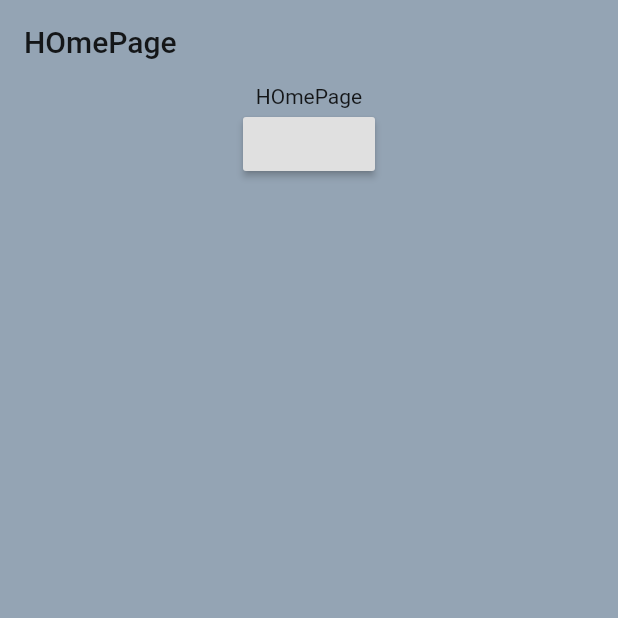
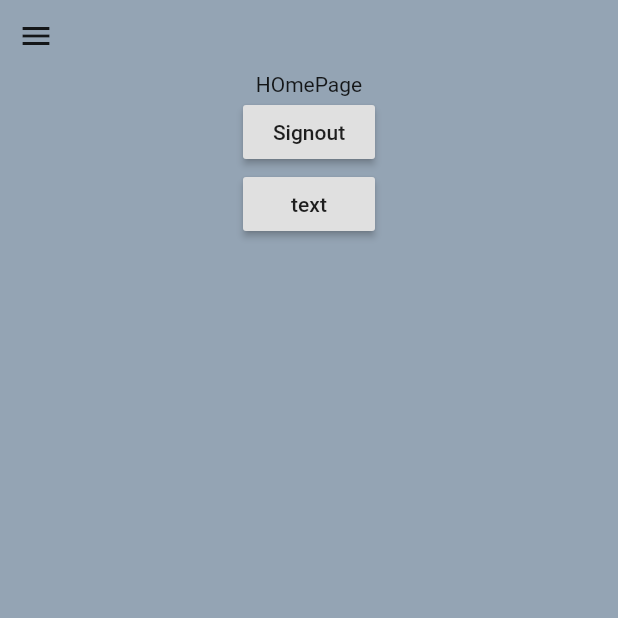
Before and after one commit to codec-akash/ClgBud, a Flutter app: the screen it shows once a user with an empty profile is signed in, on a phone screen of 412 x 824 dp, the top half of it. Run offline on Flutter 3.47's test engine with Material 2 defaults, Android fonts, the phone set to English and light mode, and no system bars; our stand-ins replace cloud_firestore, firebase_auth, firebase_core, google_fonts, google_sign_in, shared_preferences and 1 more; accounts and stored records are empty; network calls fail.

Commit message:
State managed for userData and uid, Drawer Animation added

```diff
--- a/lib/main.dart
+++ b/lib/main.dart
@@ -1,6 +1,7 @@
 import 'package:clgbud/pages/home_page/home_page.dart';
 import 'package:clgbud/pages/login_page/login_page.dart';
 import 'package:clgbud/services/auth.dart';
+import 'package:clgbud/services/user_database.dart';
 import 'package:clgbud/utils/theme.dart';
 import 'package:firebase_auth/firebase_auth.dart';
 import 'package:firebase_core/firebase_core.dart';
@@ -18,8 +19,9 @@ class MyApp extends StatelessWidget {
   Widget build(BuildContext context) {
     return MultiProvider(
       providers: [
-        ChangeNotifierProvider(create: (ctx) => ThemeNotifier()),
-        ChangeNotifierProvider(create: (ctx) => AuthService()),
+        ChangeNotifierProvider(create: (_) => ThemeNotifier()),
+        ChangeNotifierProvider(create: (_) => AuthService()),
+        ChangeNotifierProvider(create: (_) => UserDataBase()),
       ],
       child: Consumer<ThemeNotifier>(
         builder: (context, theme, child) => MaterialApp(
--- a/lib/model/user_model.dart
+++ b/lib/model/user_model.dart
@@ -1,9 +1,9 @@
 class UserModel {
-  final String username;
-  final String phoneNumber;
-  final String userId;
-  final String rollno;
-  final bool isUserComplete;
+  String username;
+  String phoneNumber;
+  String userId;
+  String rollno;
+  bool isUserComplete;
 
   UserModel({
     this.phoneNumber,
@@ -12,4 +12,22 @@ class UserModel {
     this.isUserComplete,
     this.username,
   });
+
+  UserModel.fromJson(Map<String, dynamic> json) {
+    userId = json['user_id'];
+    rollno = json['roll_no'];
+    phoneNumber = json['phone_number'];
+    isUserComplete = json['isComplete'];
+    username = json['username'];
+  }
+
+  Map<String, dynamic> toJson() {
+    final Map<String, dynamic> data = new Map<String, dynamic>();
+    data['username'] = this.username;
+    data['phone_number'] = this.phoneNumber;
+    data['user_id'] = this.userId;
+    data['roll_no'] = this.rollno;
+    data['isComplete'] = this.isUserComplete;
+    return data;
+  }
 }
--- /dev/null
+++ b/lib/pages/home_page/drawer_screen.dart
@@ -0,0 +1,8 @@
+import 'package:flutter/material.dart';
+
+class DrawerScreen extends StatelessWidget {
+  @override
+  Widget build(BuildContext context) {
+    return Scaffold();
+  }
+}
--- a/lib/pages/home_page/home_page.dart
+++ b/lib/pages/home_page/home_page.dart
@@ -1,5 +1,8 @@
-import 'package:clgbud/services/auth.dart';
+import 'package:clgbud/pages/home_page/drawer_screen.dart';
+import 'package:clgbud/pages/home_page/home_screen.dart';
+import 'package:clgbud/services/user_database.dart';
 import 'package:flutter/material.dart';
+import 'package:provider/provider.dart';
 
 class HomePage extends StatefulWidget {
   @override
@@ -10,28 +13,17 @@ class _HomePageState extends State<HomePage> {
   @override
   void didChangeDependencies() {
     super.didChangeDependencies();
+    print("ReachedDidChange");
+    Provider.of<UserDataBase>(context, listen: false).saveUserData();
   }
 
   @override
   Widget build(BuildContext context) {
     return Scaffold(
-      appBar: AppBar(
-        elevation: 0.0,
-        title: Text("HOmePage"),
-      ),
-      backgroundColor: Theme.of(context).backgroundColor,
-      body: Column(
+      body: Stack(
         children: [
-          Container(
-            child: Center(
-              child: Text("HOmePage"),
-            ),
-          ),
-          RaisedButton(
-            onPressed: () {
-              AuthService().signout();
-            },
-          )
+          DrawerScreen(),
+          HomeScreen(),
         ],
       ),
     );
--- /dev/null
+++ b/lib/pages/home_page/home_screen.dart
@@ -0,0 +1,88 @@
+import 'package:clgbud/services/auth.dart';
+import 'package:clgbud/services/user_database.dart';
+import 'package:flutter/material.dart';
+import 'package:provider/provider.dart';
+
+class HomeScreen extends StatefulWidget {
+  @override
+  _HomeScreenState createState() => _HomeScreenState();
+}
+
+class _HomeScreenState extends State<HomeScreen> {
+  double xoffset = 0.0;
+  double yoffset = 0.0;
+  double scalefactor = 1;
+
+  bool _isDrawerOpen = false;
+
+  void animateHomeScreen() {
+    if (_isDrawerOpen) {
+      setState(() {
+        xoffset = 0.0;
+        yoffset = 0.0;
+        scalefactor = 1;
+        _isDrawerOpen = false;
+      });
+    } else {
+      setState(() {
+        xoffset = 230;
+        yoffset = 150;
+        scalefactor = 0.6;
+        _isDrawerOpen = true;
+      });
+    }
+  }
+
+  @override
+  Widget build(BuildContext context) {
+    return AnimatedContainer(
+      transform: Matrix4.translationValues(xoffset, yoffset, 0)
+        ..scale(scalefactor),
+      duration: Duration(milliseconds: 250),
+      decoration: BoxDecoration(
+        color: Theme.of(context).backgroundColor,
+      ),
+      child: SafeArea(
+        child: Column(
+          children: [
+            Container(
+              child: Row(
+                children: [
+                  IconButton(
+                    icon: _isDrawerOpen
+                        ? Icon(
+                            Icons.chevron_left,
+                            size: 34,
+                          )
+                        : Icon(Icons.menu),
+                    onPressed: () => animateHomeScreen(),
+                  ),
+                ],
+              ),
+            ),
+            Container(
+              child: Center(
+                child: Text("HOmePage"),
+              ),
+            ),
+            Container(
+              // width: double.infinity,
+              child: RaisedButton(
+                child: Text("Signout"),
+                onPressed: () {
+                  AuthService().signout();
+                },
+              ),
+            ),
+            RaisedButton(
+              child: Text("text"),
+              onPressed: () {
+                print(Provider.of<UserDataBase>(context, listen: false).userId);
+              },
+            )
+          ],
+        ),
+      ),
+    );
+  }
+}
--- a/lib/pages/login_page/login_page.dart
+++ b/lib/pages/login_page/login_page.dart
@@ -1,4 +1,5 @@
 import 'package:clgbud/services/auth.dart';
+import 'package:clgbud/services/user_database.dart';
 import 'package:clgbud/utils/app_media_query.dart';
 import 'package:clgbud/utils/global.dart';
 import 'package:clgbud/utils/http_exception.dart';
@@ -19,9 +20,8 @@ class _LoginPageState extends State<LoginPage> {
 
   Future<void> _submit() async {
     try {
-      await AuthService()
+      await Provider.of<AuthService>(context, listen: false)
           .signINWithPhone(_phoneController.text, context, showErrorMessage);
-      // _scaffold.currentState.showSnackBar(SnackBar(content: Text(message)));
     } on HttpException catch (e) {
       print("reacehd $e");
     } catch (e) {
@@ -32,8 +32,6 @@ class _LoginPageState extends State<LoginPage> {
   }
 
   void showErrorMessage(String message) {
-    // String message =
-    //     Provider.of<AuthService>(context, listen: false).statusmessage;
     _scaffold.currentState.showSnackBar(SnackBar(content: Text(message)));
   }
 
--- a/lib/services/user_database.dart
+++ b/lib/services/user_database.dart
@@ -1,14 +1,26 @@
+import 'dart:convert';
+
 import 'package:clgbud/model/user_model.dart';
+import 'package:cloud_firestore/cloud_firestore.dart';
+import 'package:firebase_auth/firebase_auth.dart';
 import 'package:flutter/cupertino.dart';
 
 class UserDataBase with ChangeNotifier {
   UserModel userModel;
+  String userId;
+  final CollectionReference userCollection =
+      FirebaseFirestore.instance.collection('user');
+
+  final FirebaseAuth _firebaseAuth = FirebaseAuth.instance;
+
+  UserModel get userData => userModel;
+
   void initialiseUser(
       {String username,
       String phoneNumber,
       String rollNo,
       String userId,
-      bool isUserComplete}) {
+      bool isUserComplete}) async {
     userModel = UserModel(
       userId: userId,
       username: username,
@@ -16,5 +28,14 @@ class UserDataBase with ChangeNotifier {
       rollno: rollNo,
       isUserComplete: isUserComplete,
     );
+    this.userId = userId;
+    await userCollection.doc(userId).set(userModel.toJson());
+  }
+
+  void saveUserData() async {
+    userId = _firebaseAuth.currentUser.uid;
+    DocumentSnapshot userDataSnap = await userCollection.doc(userId).get();
+    userModel = UserModel.fromJson(userDataSnap.data());
+    print(userModel.isUserComplete);
   }
 }
```
Also changed, not shown: lib/services/auth.dart (+40 -1 lines).
